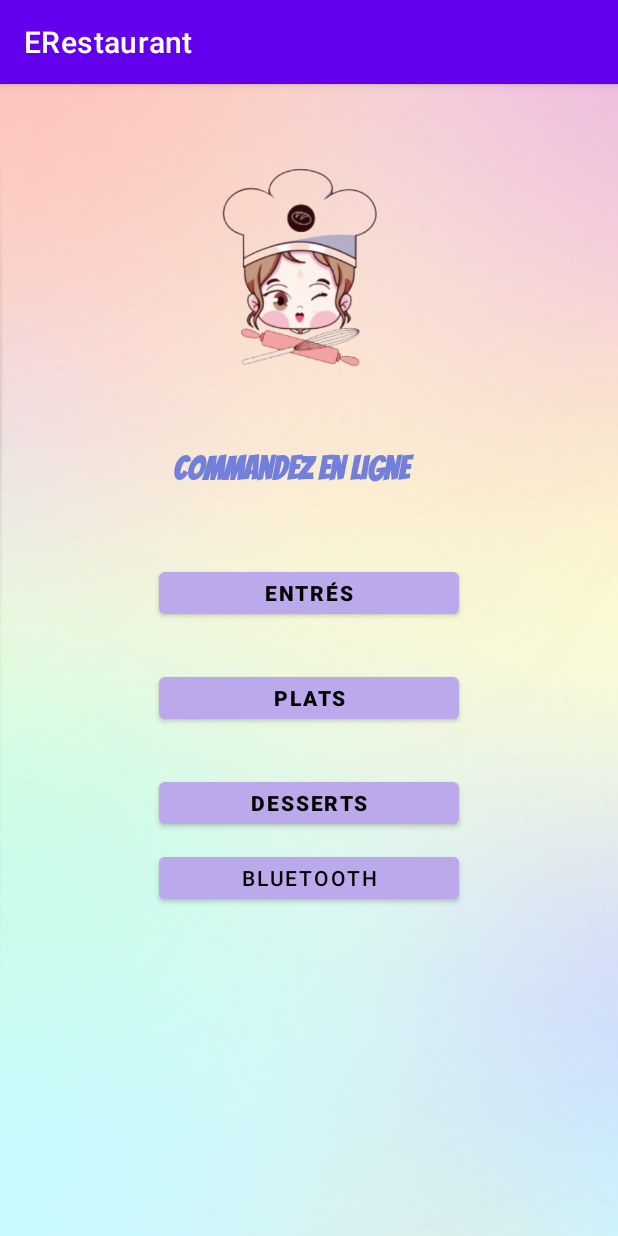
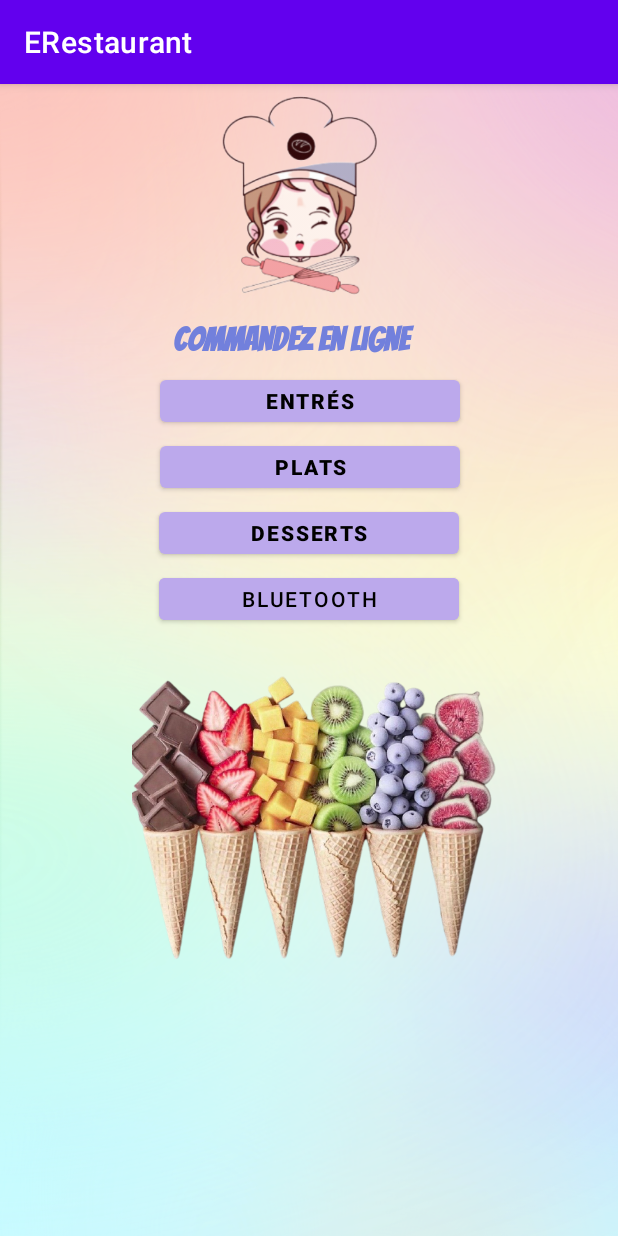
Before and after one commit to graoudi/ERestaurantIsen, an Android app: the screen it shows after launch (HomeActivity), on a phone screen of 412 x 824 dp. Run offline under Robolectric (Android 15) with nearby library versions, the light colour scheme and no system bars; Roboto replaces fonts that are not available here.

Commit message:
version final +design

```diff
--- a/app/src/main/res/layout/activity_ble_cell_enfant.xml
+++ b/app/src/main/res/layout/activity_ble_cell_enfant.xml
@@ -93,7 +93,9 @@
         android:id="@+id/uuidE"
         android:layout_width="408dp"
         android:layout_height="26dp"
+        android:layout_marginStart="4dp"
         android:layout_marginTop="16dp"
+        android:textSize="12sp"
         app:layout_constraintStart_toStartOf="parent"
         app:layout_constraintTop_toBottomOf="@+id/caract_spe" />
 </androidx.constraintlayout.widget.ConstraintLayout>
--- a/app/src/main/res/layout/activity_ble_cell_parent.xml
+++ b/app/src/main/res/layout/activity_ble_cell_parent.xml
@@ -23,7 +23,7 @@
         android:layout_width="63dp"
         android:layout_height="46dp"
         android:layout_marginTop="20dp"
-        android:layout_marginEnd="44dp"
+        android:layout_marginEnd="16dp"
         app:layout_constraintBottom_toBottomOf="@+id/uuidParent"
         app:layout_constraintEnd_toEndOf="parent"
         app:layout_constraintTop_toTopOf="@+id/nomParent"
@@ -41,6 +41,5 @@
         app:layout_constraintEnd_toStartOf="@+id/imageView"
         app:layout_constraintHorizontal_bias="0.0"
         app:layout_constraintStart_toStartOf="@+id/nomParent"
-        app:layout_constraintTop_toBottomOf="@+id/nomParent"
-        android:layout_marginRight="32dp" />
+        app:layout_constraintTop_toBottomOf="@+id/nomParent" />
 </androidx.constraintlayout.widget.ConstraintLayout>
--- a/app/src/main/res/layout/home_activity.xml
+++ b/app/src/main/res/layout/home_activity.xml
@@ -6,11 +6,11 @@
     android:layout_height="match_parent"
     android:background="@drawable/fond"
     tools:context=".HomeActivity">
+
     <ImageView
         android:id="@+id/logo"
         android:layout_width="211dp"
         android:layout_height="147dp"
-        android:layout_marginTop="48dp"
         android:contentDescription="logo_accueil"
         android:src="@drawable/cook"
         app:layout_constraintEnd_toEndOf="parent"
@@ -22,7 +22,6 @@
         android:id="@+id/textView"
         android:layout_width="182dp"
         android:layout_height="36dp"
-        android:layout_marginTop="38dp"
         android:fontFamily="@font/bangers"
         android:lineSpacingExtra="8sp"
         android:text="@string/title"
@@ -37,7 +36,7 @@
         android:id="@+id/buttonStarters"
         android:layout_width="200dp"
         android:layout_height="40dp"
-        android:layout_marginTop="50dp"
+        android:layout_marginTop="8dp"
         android:text="@string/buttonStarters"
         android:textColor="@color/black"
         android:textStyle="bold"
@@ -45,6 +44,7 @@
         app:iconPadding="10dp"
         app:iconTint="#A12A2A"
         app:layout_constraintEnd_toEndOf="parent"
+        app:layout_constraintHorizontal_bias="0.502"
         app:layout_constraintStart_toStartOf="parent"
         app:layout_constraintTop_toBottomOf="@+id/textView" />
 
@@ -52,7 +52,7 @@
         android:id="@+id/buttonDishes"
         android:layout_width="200dp"
         android:layout_height="40dp"
-        android:layout_marginTop="30dp"
+        android:layout_marginTop="4dp"
         android:text="@string/buttonDishes"
         android:textColor="@color/black"
         android:textStyle="bold"
@@ -60,6 +60,7 @@
         app:iconPadding="10dp"
         app:iconTint="#A12A2A"
         app:layout_constraintEnd_toEndOf="parent"
+        app:layout_constraintHorizontal_bias="0.502"
         app:layout_constraintStart_toStartOf="parent"
         app:layout_constraintTop_toBottomOf="@+id/buttonStarters" />
 
@@ -67,7 +68,7 @@
         android:id="@+id/buttonDessert"
         android:layout_width="200dp"
         android:layout_height="40dp"
-        android:layout_marginTop="30dp"
+        android:layout_marginTop="4dp"
         android:text="@string/buttonDessert"
         android:textColor="@color/black"
         android:textStyle="bold"
@@ -83,7 +84,7 @@
         android:id="@+id/buttonBle"
         android:layout_width="200dp"
         android:layout_height="40dp"
-        android:layout_marginTop="10dp"
+        android:layout_marginTop="4dp"
         android:backgroundTint="#BCA9EC"
         android:text="Bluetooth"
         android:textColor="@color/black"
@@ -91,4 +92,15 @@
         app:layout_constraintStart_toStartOf="parent"
         app:layout_constraintTop_toBottomOf="@+id/buttonDessert" />
 
+    <ImageView
+        android:id="@+id/glace"
+        android:layout_width="247dp"
+        android:layout_height="209dp"
+        android:layout_marginTop="28dp"
+        app:layout_constraintEnd_toEndOf="parent"
+        app:layout_constraintHorizontal_bias="0.524"
+        app:layout_constraintStart_toStartOf="parent"
+        app:layout_constraintTop_toBottomOf="@+id/buttonBle"
+        app:srcCompat="@drawable/glace" />
+
 </androidx.constraintlayout.widget.ConstraintLayout>
```
Also changed, not shown: app/src/main/res/layout/activity_categories.xml (+12 -0 lines), app/src/main/res/layout/activity_details_activities.xml (+22 -21 lines), app/src/main/res/drawable/glace.png (added), app/src/main/res/drawable/verre.jpg (added).
